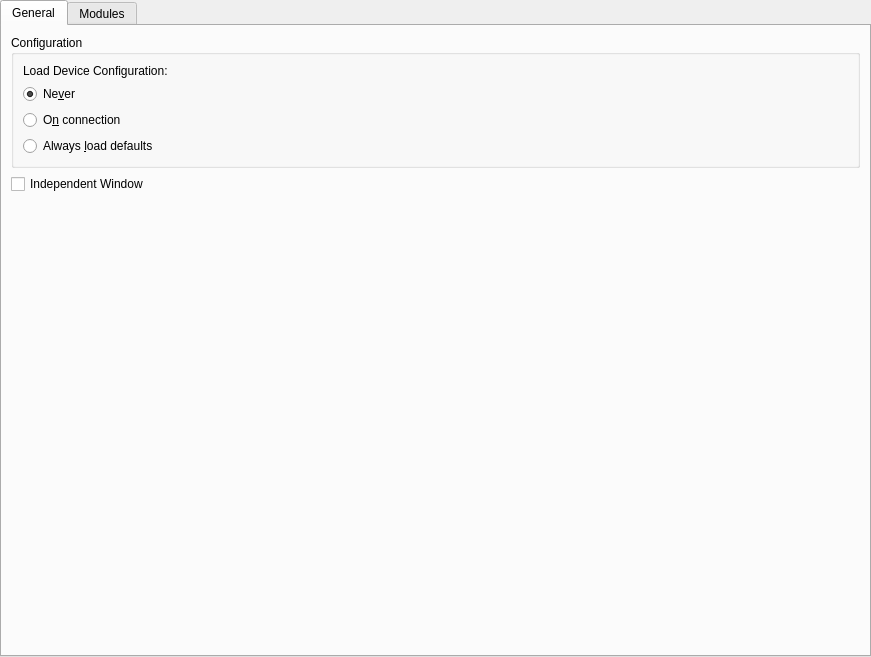
KDE/kstars, file kstars/ekos/opsekos.ui: the form before one commit.
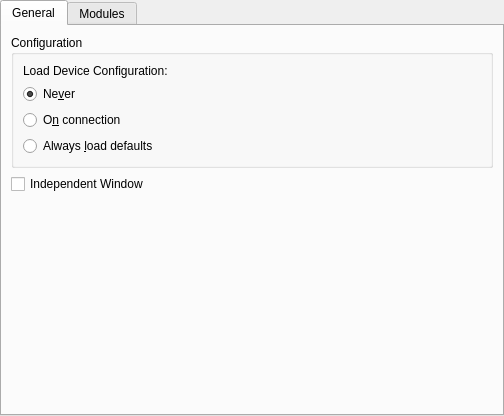
The form after the commit. The open tabs and pages were chosen to show the change.

Commit message: use correct name for option

```diff
--- a/kstars/ekos/opsekos.ui
+++ b/kstars/ekos/opsekos.ui
@@ -6,8 +6,8 @@
    <rect>
     <x>0</x>
     <y>0</y>
-    <width>871</width>
-    <height>657</height>
+    <width>504</width>
+    <height>416</height>
    </rect>
   </property>
   <property name="windowTitle">
```
Left out of the diff: 4 changed lines with no effect on the pictures.
